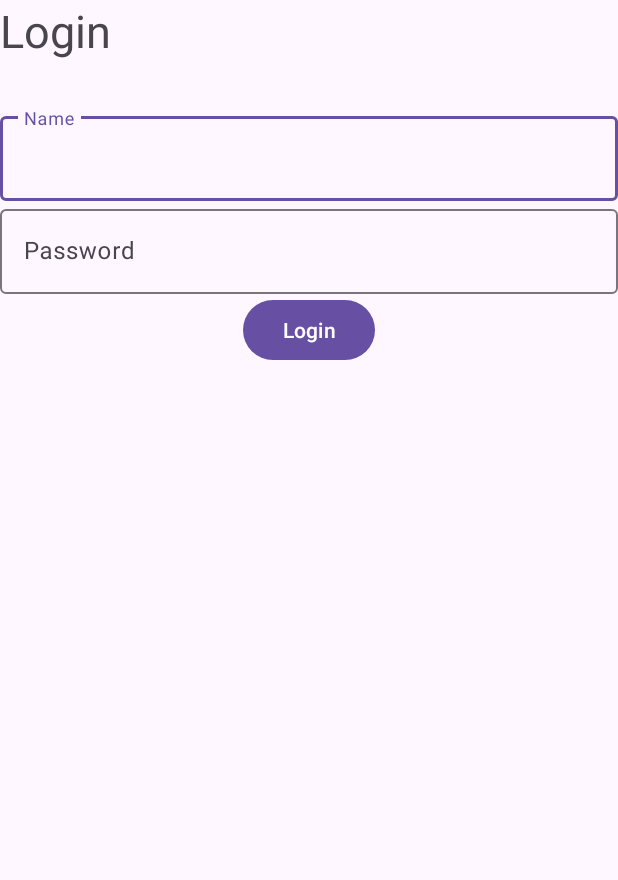
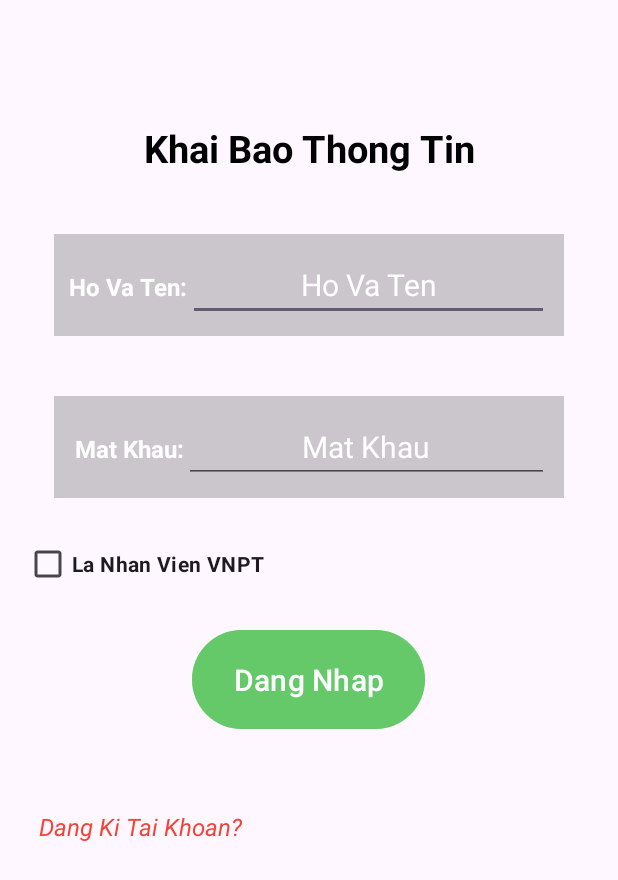
Before and after one commit to NXC27/VNPT_v3, an Android app: the screen it shows after launch (MainActivity), on a phone screen of 412 x 824 dp. Shown: the top 880 px of the screen. Run offline under Robolectric (Android 15) with nearby library versions, the phone set to English and light mode, and no system bars; our stand-ins replace Volley.

Commit message:
Add SignUp layout

```diff
--- a/app/src/main/AndroidManifest.xml
+++ b/app/src/main/AndroidManifest.xml
@@ -24,6 +24,7 @@
                 <category android:name="android.intent.category.LAUNCHER" />
             </intent-filter>
         </activity>
+        <activity android:name=".SignUp"/>
     </application>
 
 </manifest>
--- a/app/src/main/java/com/example/vnpt_v3/MainActivity.java
+++ b/app/src/main/java/com/example/vnpt_v3/MainActivity.java
@@ -36,7 +36,7 @@ public class MainActivity extends AppCompatActivity{
     @Override
     protected void onCreate(Bundle savedInstanceState) {
         super.onCreate(savedInstanceState);
-        setContentView(R.layout.test_login);
+        setContentView(R.layout.activity_main);
 
         EditText edname = (EditText) findViewById(R.id.editUserName);
         EditText edpassword = (EditText) findViewById(R.id.editPassword);
@@ -58,16 +58,16 @@ public class MainActivity extends AppCompatActivity{
             }
         });
 
-//        TextView signup = (TextView) findViewById(R.id.signup);
+        TextView signup = (TextView) findViewById(R.id.signup);
 
-//        signup.setOnClickListener(new View.OnClickListener() {
-//            @Override
-//            public void onClick(View v) {
-//                Intent intent = new Intent(getApplicationContext(),FirstFragment.class);
-//                // Sua FirstFragment.class thanh SignupActivity
-//                startActivity(intent);
-//            }
-//        });
+        signup.setOnClickListener(new View.OnClickListener() {
+            @Override
+            public void onClick(View v) {
+                Intent intent = new Intent(getApplicationContext(),SignUp.class);
+                // Sua FirstFragment.class thanh SignupActivity
+                startActivity(intent);
+            }
+        });
     }
 
     private void processLogin(String name, String pwd) {
--- a/app/src/main/res/layout/dang_ki.xml
+++ b/app/src/main/res/layout/dang_ki.xml
@@ -2,7 +2,9 @@
 <LinearLayout xmlns:android="http://schemas.android.com/apk/res/android"
     android:layout_width="match_parent"
     android:layout_height="match_parent"
-    android:orientation="vertical">
+    xmlns:tools="http://schemas.android.com/tools"
+    android:orientation="vertical"
+    tools:context=".SignUp">
 
     <TextView
         android:layout_width="match_parent"
```
Also changed, not shown: app/src/main/java/com/example/vnpt_v3/SignUp.java (added, +15 -0 lines).
